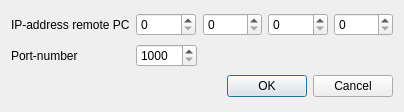
Before: the Qt Designer form ftnoir_protocol_fg/ftnoir_fgcontrols.ui in opentrack/opentrack, drawn with Qt 5.
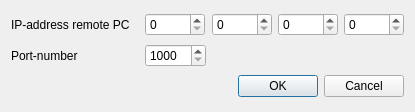
After: the same form once the commit is applied. Icons and pictures are not drawn.

```diff
--- a/ftnoir_protocol_fg/ftnoir_fgcontrols.ui
+++ b/ftnoir_protocol_fg/ftnoir_fgcontrols.ui
@@ -9,7 +9,7 @@
    <rect>
     <x>0</x>
     <y>0</y>
-    <width>404</width>
+    <width>415</width>
     <height>112</height>
    </rect>
   </property>
```
Left out of the diff: 10 changed lines with no effect on the pictures.
